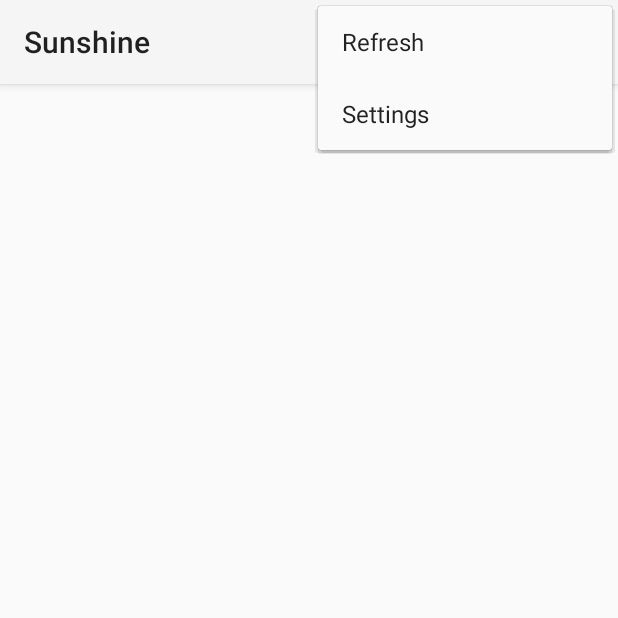
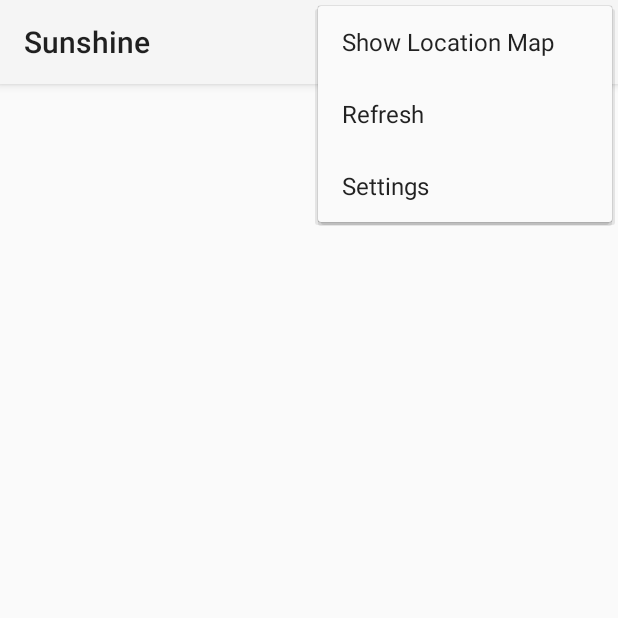
Before and after one commit to gabyquiles/android-sunshine-app, an Android app: the screen it shows after launch (MainActivity), with the options menu open, on a phone screen of 412 x 824 dp, the top half of it. Run offline under Robolectric (Android 15) with nearby library versions, the phone set to English and light mode, and no system bars.

Commit message:
Add menu option to show prefered location on map. Some code cleaning

```diff
--- a/app/src/main/res/layout/fragment_details.xml
+++ b/app/src/main/res/layout/fragment_details.xml
@@ -6,7 +6,7 @@
     android:paddingBottom="@dimen/activity_vertical_margin"
     tools:context="com.gabyquiles.sunshine.DetailsActivityFragment">
 
-    <TextView android:id="@+id/placeholder" android:text="@string/hello_world" android:layout_width="wrap_content"
+    <TextView android:id="@+id/placeholder" android:layout_width="wrap_content"
         android:layout_height="wrap_content" />
 
 </RelativeLayout>
--- a/app/src/main/res/menu/main.xml
+++ b/app/src/main/res/menu/main.xml
@@ -1,5 +1,12 @@
 <menu xmlns:android="http://schemas.android.com/apk/res/android"
     xmlns:tools="http://schemas.android.com/tools" tools:context=".MainActivity">
-    <item android:id="@+id/action_settings" android:title="@string/action_settings"
-        android:orderInCategory="100" android:showAsAction="never" />
+    <item
+        android:id="@+id/action_location_map"
+        android:title="@string/action_show_location"
+        android:showAsAction="never" />
+    <item
+        android:id="@+id/action_settings"
+        android:title="@string/action_settings"
+        android:orderInCategory="100"
+        android:showAsAction="never" />
 </menu>
--- a/app/src/main/res/values/strings.xml
+++ b/app/src/main/res/values/strings.xml
@@ -1,8 +1,9 @@
 <resources>
     <string name="app_name">Sunshine</string>
-    <string name="hello_world">Hello world!</string>
+    <string name="title_activity_settings">Settings</string>
     <string name="action_settings">Settings</string>
     <string name="action_refresh" translatable="false">Refresh</string>
+    <string name="action_show_location">Show Location Map</string>
     <string name="title_activity_details">DetailsActivity</string>
     <!-- Label for location preference [CHAR LIMIT=30] -->
     <string name="pref_location_label">Location</string>
```
Also changed, not shown: app/src/main/java/com/gabyquiles/sunshine/MainActivity.java (+27 -0 lines).
